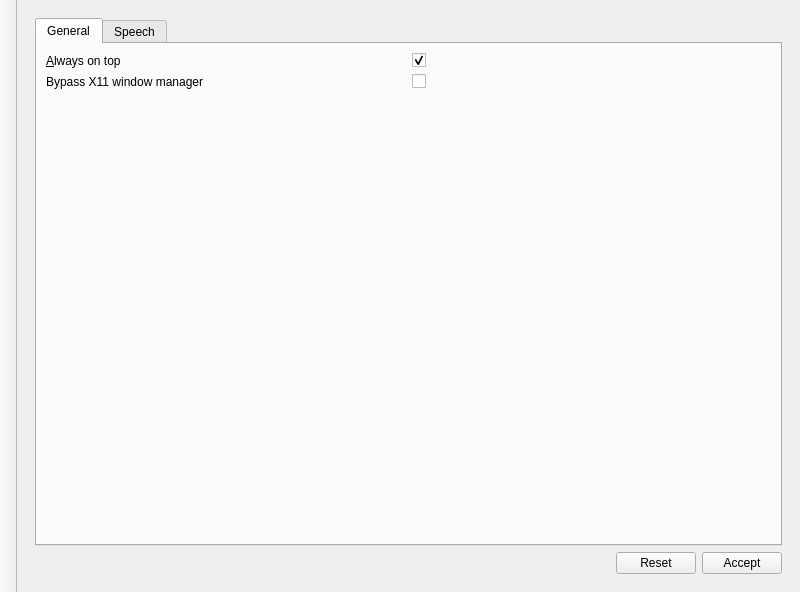
First picture: the form in src/configwindow.ui, repository myszha/qt-ponies, before the edit.
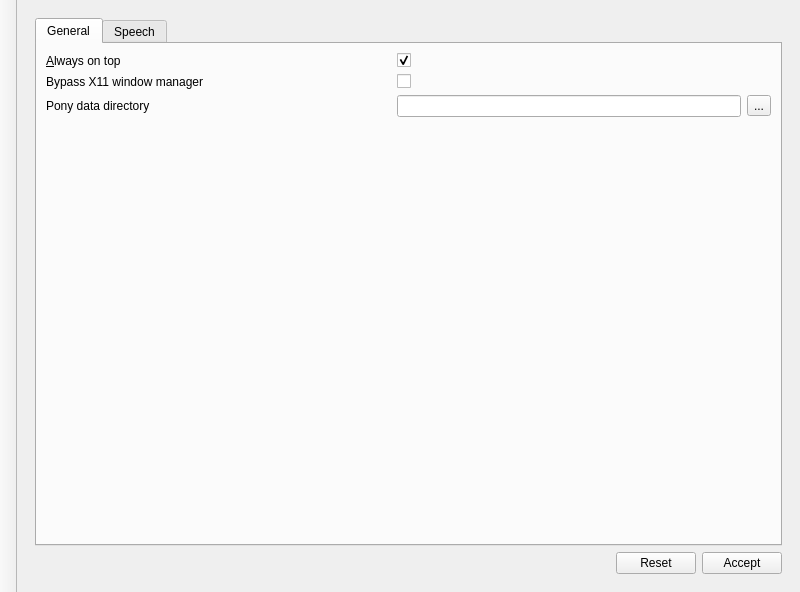
Second picture: the form after the edit. The open tabs and pages were chosen to show the change.

Commit message:
Make pony data directory configurable.
- Replaced hardcoded "desktop-ponies" directory with user configurable one.
- Added defaults to getSetting.
- Moved style.qss to resources.

What changed in the file:
```diff
--- a/src/configwindow.ui
+++ b/src/configwindow.ui
@@ -253,7 +253,7 @@
             <string>General</string>
            </attribute>
            <layout class="QGridLayout" name="gridLayout_7">
-            <item row="1" column="1">
+            <item row="1" column="1" colspan="2">
              <widget class="QCheckBox" name="alwaysontop">
               <property name="sizePolicy">
                <sizepolicy hsizetype="Minimum" vsizetype="Fixed">
@@ -275,7 +275,7 @@
               </property>
              </widget>
             </item>
-            <item row="3" column="0" colspan="2">
+            <item row="4" column="0" colspan="3">
              <spacer name="verticalSpacer_4">
               <property name="orientation">
                <enum>Qt::Vertical</enum>
@@ -305,13 +305,37 @@
               </property>
              </widget>
             </item>
-            <item row="2" column="1">
+            <item row="2" column="1" colspan="2">
              <widget class="QCheckBox" name="x11_bypass_wm">
               <property name="text">
                <string/>
               </property>
              </widget>
             </item>
+            <item row="3" column="0">
+             <widget class="QLabel" name="label_5">
+              <property name="text">
+               <string>Pony data directory</string>
+              </property>
+             </widget>
+            </item>
+            <item row="3" column="1">
+             <widget class="QLineEdit" name="ponydata_directory">
+              <property name="sizePolicy">
+               <sizepolicy hsizetype="Preferred" vsizetype="Fixed">
+                <horstretch>0</horstretch>
+                <verstretch>0</verstretch>
+               </sizepolicy>
+              </property>
+             </widget>
+            </item>
+            <item row="3" column="2">
+             <widget class="QToolButton" name="change_ponydata_dir">
+              <property name="text">
+               <string>...</string>
+              </property>
+             </widget>
+            </item>
            </layout>
           </widget>
           <widget class="QWidget" name="tab_2">
```
Left out of the diff: 61 changed lines with no effect on the pictures. The commit also changes 7 other files.
